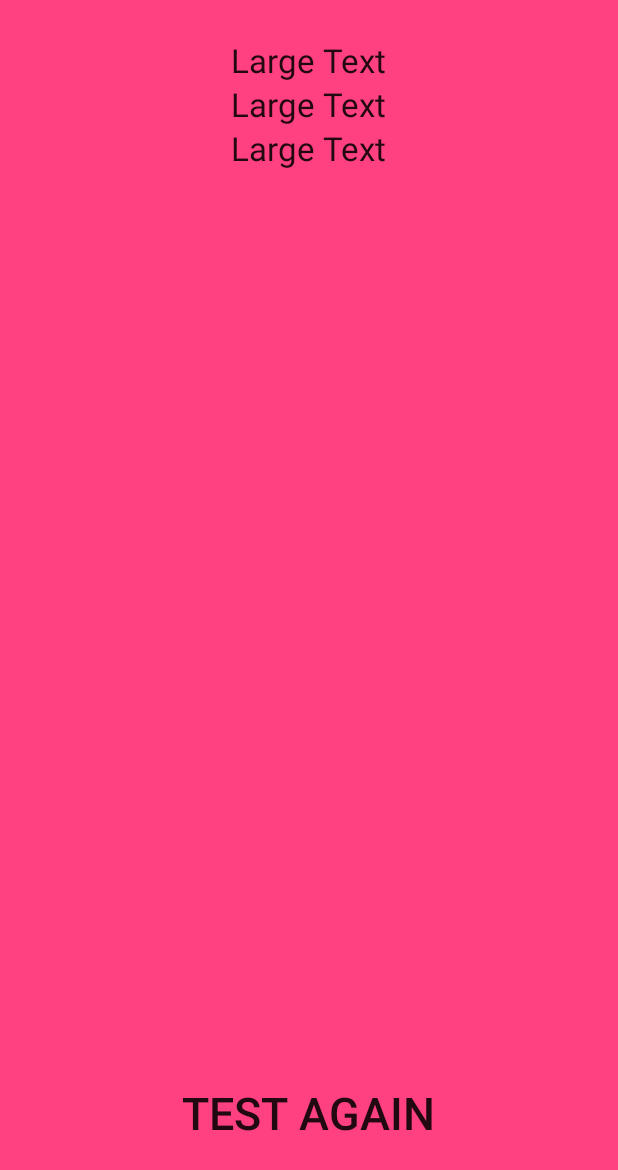
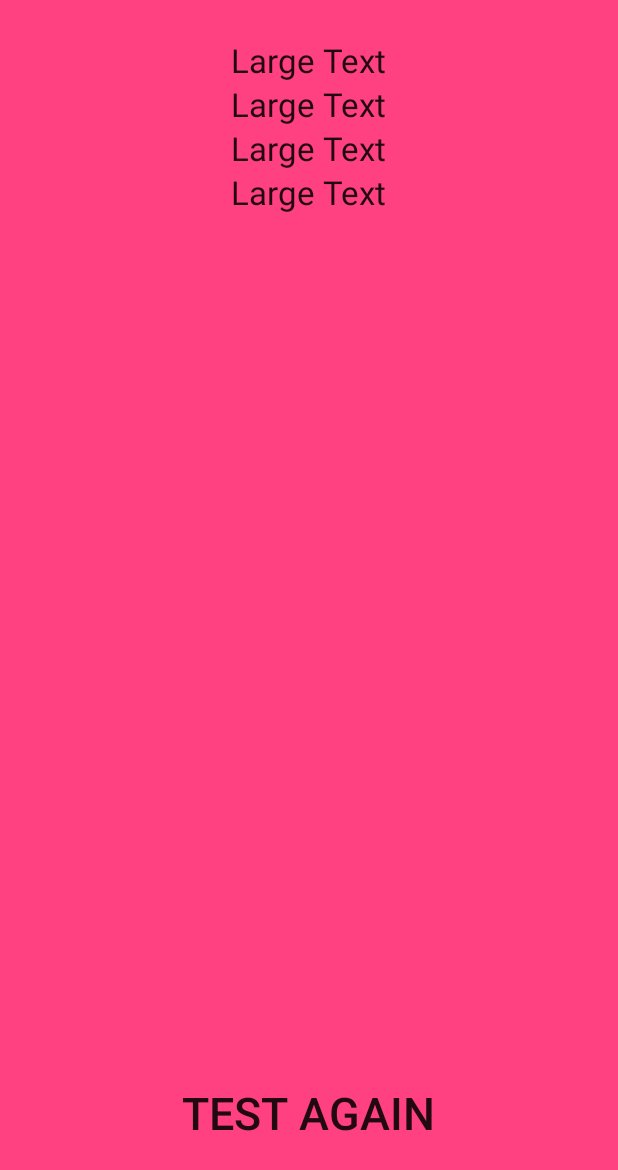
Before and after one commit to fruitbraker/RedbirdHacks2016, an Android app: the layout activity_info.xml on its own in the app's theme, with its tools: preview values and no code run, on a phone screen of 412 x 824 dp. Shown: the top 1170 px of the screen. Run offline under Robolectric (Android 15) with nearby library versions, the phone set to English and light mode, and no system bars.

Commit message:
Listed all reaction times.

```diff
--- a/app/src/main/java/com/ercpng/redbirdhacks2016/activities/SplashActivity.java
+++ b/app/src/main/java/com/ercpng/redbirdhacks2016/activities/SplashActivity.java
@@ -13,6 +13,7 @@ public class SplashActivity extends AppCompatActivity {
     protected void onCreate(Bundle savedInstanceState) {
         super.onCreate(savedInstanceState);
         setContentView(R.layout.activity_splash);
+        MyApplication.getInstance();
     }
 
 
--- a/app/src/main/res/layout/activity_info.xml
+++ b/app/src/main/res/layout/activity_info.xml
@@ -45,4 +45,13 @@
         android:onClick="playAgain"
         android:layout_marginBottom="58dp" />
 
+    <TextView
+        android:layout_width="wrap_content"
+        android:layout_height="wrap_content"
+        android:textAppearance="?android:attr/textAppearanceLarge"
+        android:text="Large Text"
+        android:id="@+id/tvAllTime"
+        android:layout_below="@+id/tvAverageTime"
+        android:layout_alignStart="@+id/tvAverageTime" />
+
 </RelativeLayout>
```
Also changed, not shown: app/src/main/java/com/ercpng/redbirdhacks2016/activities/InfoActivity.java (+9 -6 lines), app/src/main/java/com/ercpng/redbirdhacks2016/activities/MainActivity.java (+3 -6 lines), app/src/main/java/com/ercpng/redbirdhacks2016/activities/MyApplication.java (+32 -12 lines).
